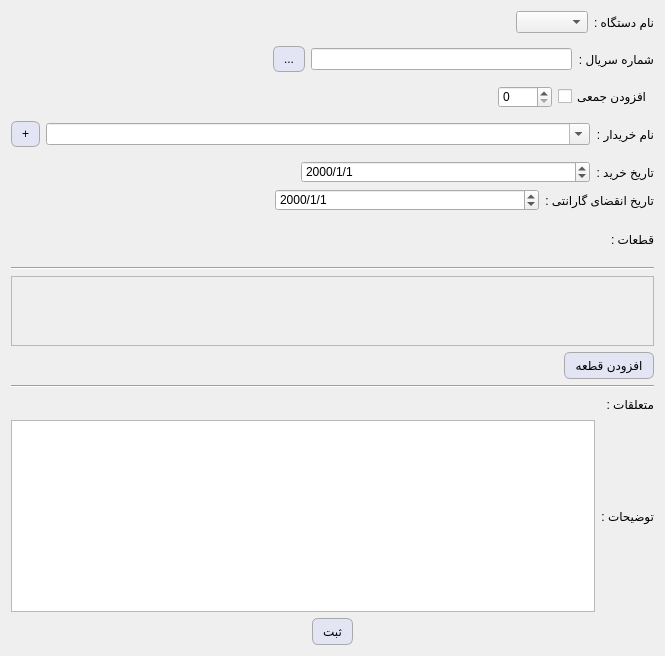
Old version of the form deviceform.ui in the repository kia-far/QtDBS.
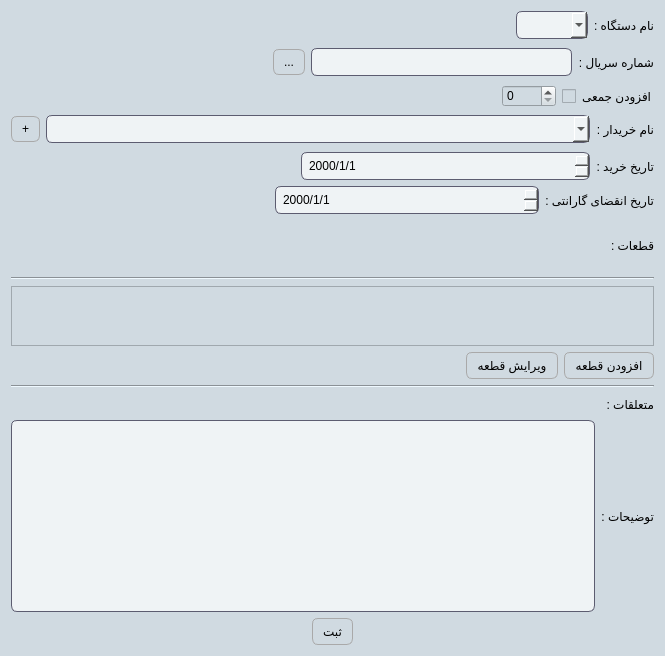
New version of the form.

Commit message: added edit item form and button which is available from the device edit form. also a few teaks to the stylesheets and fixed the keybinds working when the app was adding bulk data

Diff of the .ui file:
```diff
--- a/deviceform.ui
+++ b/deviceform.ui
@@ -37,7 +37,142 @@
 }
 
 
-QWidget {font: 12pt &quot;Segoe UI&quot;;}</string>
+QWidget {font: 12pt &quot;Segoe UI&quot;;}
+QWidget {
+    background-color: #d0dae1; /* Dark background color for the entire widget */
+    font: 12pt &quot;Segoe UI&quot;;
+}
+
+/* Style for QLineEdit with a darker background and smoother edges */
+QLineEdit {
+    background-color: #eff3f5; /* Darker grayish background */
+    color: #000000; /* Light text color for readability */
+    border: 1px solid #5c5c70; /* Slightly lighter border for contrast */
+    border-radius: 6px; /* Smooth, rounded edges */
+    padding: 5px; /* Padding for a cleaner look */
+    font: 12pt &quot;Segoe UI&quot;;
+}
+
+QLineEdit:focus {
+    border-color: #7878a0; /* Lighter border color on focus */
+    background-color: #e0e6eb; /* Slightly lighter background on focus */
+}
+
+QTextBrowser {
+    background-color: #eff3f5; /* Darker grayish background */
+    color: #000000; /* Light text color for readability */
+    border: 1px solid #5c5c70; /* Slightly lighter border for contrast */
+    border-radius: 6px; /* Smooth, rounded edges */
+    padding: 5px; /* Padding for a cleaner look */
+    font: 12pt &quot;Segoe UI&quot;;
+}
+
+QTextBrowser:focus {
+    border-color: #7878a0; /* Lighter border color on focus */
+    background-color: #e0e6eb; /* Slightly lighter background on focus */
+}
+
+QCheckBox {
+    color: #000000; /* Light text color for dark background */
+    font: 12pt &quot;Segoe UI&quot;;
+}
+
+QCheckBox:disabled {
+    color: #000000; /* Same text color for disabled state */
+    opacity: 1; /* Remove opacity reduction */
+}
+
+/* Blue indicator for checked and disabled QCheckBox */
+QCheckBox::indicator:checked:disabled {
+    background-color: #92a8b9; /* Blue color to appear as enabled */
+	opacity: 1;
+   /* border: 1px solid #3a7bd5;  Blue border to match the indicator */
+}
+
+QCheckBox::indicator:disabled {
+    opacity: 1; /* Remove opacity change for checkbox indicator */
+}
+
+/* Background color for QWidget */
+/* Style for the vertical scrollbar */
+QScrollBar:vertical {
+    background: #eff3f5; /* Background color of the scrollbar */
+    width: 10px; /* Width of the scrollbar */
+    margin: 0px 0px 0px 0px; /* Margins around the scrollbar */
+    border-radius: 5px; /* Rounded edges for the scrollbar track */
+}
+
+/* Style for the horizontal scrollbar */
+QScrollBar:horizontal {
+    background: #eff3f5; /* Background color of the scrollbar */
+    height: 10px; /* Height of the scrollbar */
+    margin: 0px 0px 0px 0px; /* Margins around the scrollbar */
+    border-radius: 5px; /* Rounded edges for the scrollbar track */
+}
+
+/* Handle (scroller) styling for both horizontal and vertical scrollbars */
+QScrollBar::handle:vertical, QScrollBar::handle:horizontal {
+    background: #92a8b9; /* Color of the scroller */
+    min-height: 20px; /* Minimum height for the vertical handle */
+    min-width: 20px; /* Minimum width for the horizontal handle */
+    border-radius: 5px; /* Smooth, rounded edges for the handle */
+}
+
+QScrollBar::handle:vertical:hover, QScrollBar::handle:horizontal:hover {
+    background: #b1c1cd; /* Slightly lighter color on hover for the handle */
+}
+
+/* Remove the top/bottom buttons on the scrollbar */
+QScrollBar::add-line:vertical, QScrollBar::sub-line:vertical,
+QScrollBar::add-line:horizontal, QScrollBar::sub-line:horizontal {
+    background: none; /* No additional lines/buttons */
+    height: 0px;
+    width: 0px;
+}
+
+QScrollBar::add-page:vertical, QScrollBar::sub-page:vertical,
+QScrollBar::add-page:horizontal, QScrollBar::sub-page:horizontal {
+    background: none; /* No page scroll styling */
+}
+QTextEdit {
+    background-color: #eff3f5; /* Darker grayish background */
+    color: #000000; /* Light text color for readability */
+    border: 1px solid #5c5c70; /* Slightly lighter border for contrast */
+    border-radius: 6px; /* Smooth, rounded edges */
+    padding: 5px; /* Padding for a cleaner look */
+    font: 12pt &quot;Segoe UI&quot;;
+}
+
+QTextEdit:focus {
+    border-color: #7878a0; /* Lighter border color on focus */
+    background-color: #e0e6eb; /* Slightly lighter background on focus */
+}
+QComboBox {
+    background-color: #eff3f5; /* Darker grayish background */
+    color: #000000; /* Light text color for readability */
+    border: 1px solid #5c5c70; /* Slightly lighter border for contrast */
+    border-radius: 6px; /* Smooth, rounded edges */
+    padding: 5px; /* Padding for a cleaner look */
+    font: 12pt &quot;Segoe UI&quot;;
+}
+
+QComboBox:focus {
+    border-color: #7878a0; /* Lighter border color on focus */
+    background-color: #e0e6eb; /* Slightly lighter background on focus */
+}
+QDateEdit {
+    background-color: #eff3f5; /* Darker grayish background */
+    color: #000000; /* Light text color for readability */
+    border: 1px solid #5c5c70; /* Slightly lighter border for contrast */
+    border-radius: 6px; /* Smooth, rounded edges */
+    padding: 5px; /* Padding for a cleaner look */
+    font: 12pt &quot;Segoe UI&quot;;
+}
+
+QDateEdit:focus {
+    border-color: #7878a0; /* Lighter border color on focus */
+    background-color: #e0e6eb; /* Slightly lighter background on focus */
+}</string>
   </property>
   <layout class="QHBoxLayout" name="horizontalLayout_10">
    <item>
@@ -406,7 +541,7 @@
             <x>0</x>
             <y>0</y>
             <width>637</width>
-            <height>73</height>
+            <height>50</height>
            </rect>
           </property>
           <layout class="QVBoxLayout" name="verticalLayout_8">
@@ -452,6 +587,13 @@
            </property>
           </spacer>
          </item>
+         <item>
+          <widget class="QPushButton" name="pushButton_3">
+           <property name="text">
+            <string>ویرایش قطعه</string>
+           </property>
+          </widget>
+         </item>
          <item>
           <widget class="QPushButton" name="AddItemBtn">
            <property name="sizePolicy">
```
The commit also changes 80 other files.
